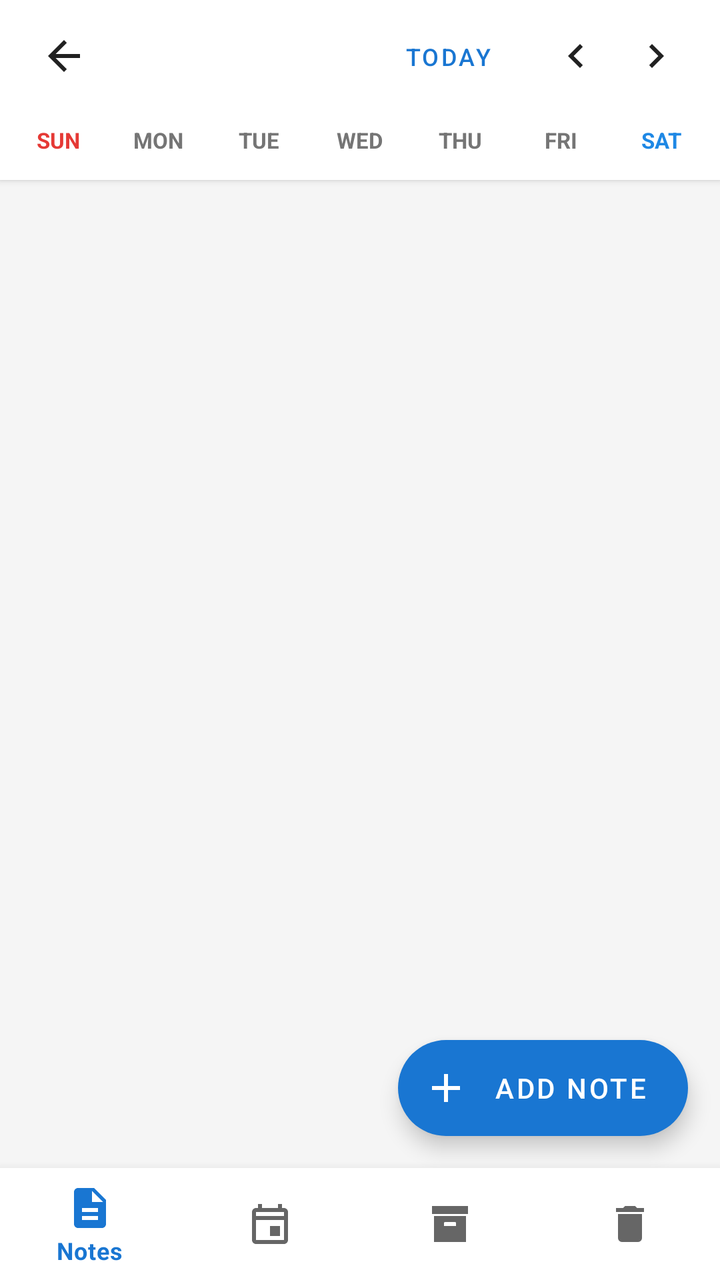
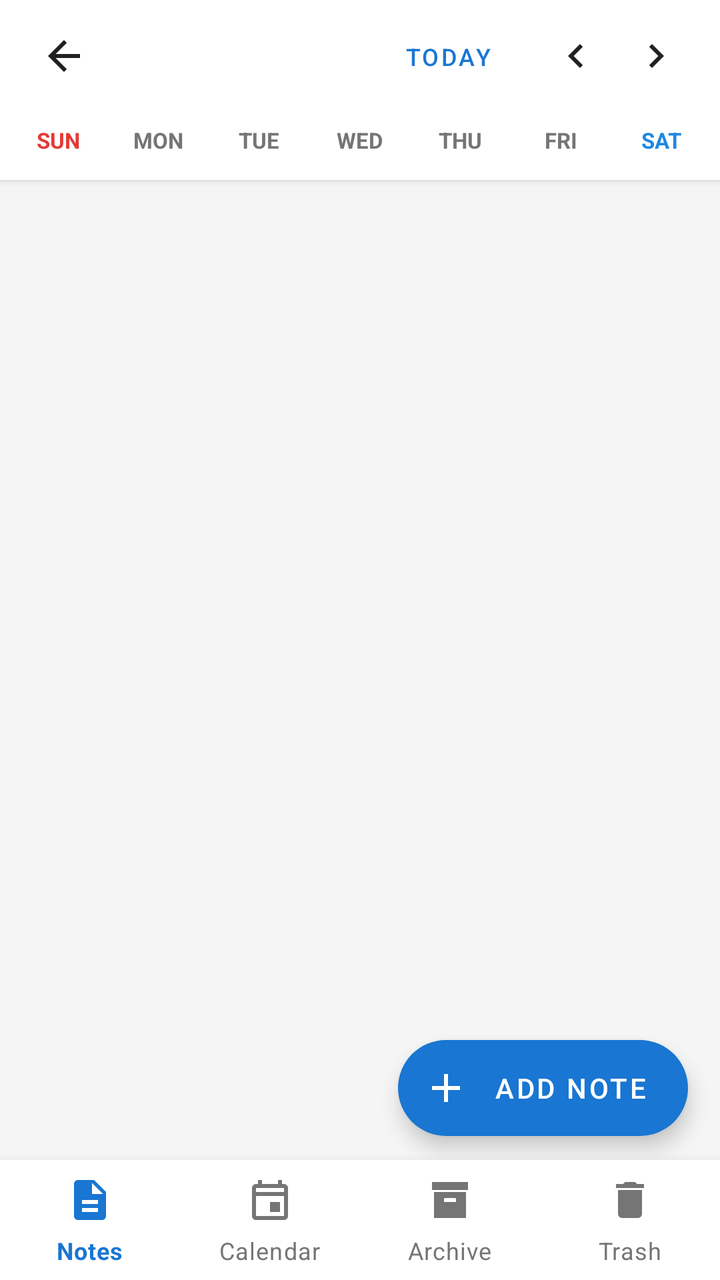

The first picture is an Android layout as it rendered before a commit; the second is the same layout after the commit. The layout source and the unified diff follow.
<!-- AndroidManifest.xml: application theme Theme.ArArNote -->
<!-- res/layout/activity_calendar.xml -->
<?xml version="1.0" encoding="utf-8"?>
<androidx.coordinatorlayout.widget.CoordinatorLayout xmlns:android="http://schemas.android.com/apk/res/android"
    xmlns:app="http://schemas.android.com/apk/res-auto"
    android:layout_width="match_parent"
    android:layout_height="match_parent"
    android:background="@color/background">

    <com.google.android.material.appbar.AppBarLayout
        android:layout_width="match_parent"
        android:layout_height="wrap_content"
        android:background="@color/surface"
        app:elevation="2dp">

        
        <LinearLayout
            android:layout_width="match_parent"
            android:layout_height="?attr/actionBarSize"
            android:gravity="center_vertical"
            android:orientation="horizontal"
            android:paddingStart="12dp"
            android:paddingEnd="12dp">

            <ImageView
                android:id="@+id/btn_back"
                android:layout_width="40dp"
                android:layout_height="40dp"
                android:background="?attr/selectableItemBackgroundBorderless"
                android:contentDescription="Back"
                android:padding="8dp"
                android:src="@drawable/ic_arrow_back"
                app:tint="@color/text_primary" />

            <TextView
                android:id="@+id/text_month_year"
                android:layout_width="0dp"
                android:layout_height="wrap_content"
                android:layout_marginStart="8dp"
                android:layout_weight="1"
                android:textColor="@color/text_primary"
                android:textSize="18sp"
                android:textStyle="bold" />

            <com.google.android.material.button.MaterialButton
                android:id="@+id/btn_today"
                style="@style/Widget.MaterialComponents.Button.TextButton"
                android:layout_width="wrap_content"
                android:layout_height="36dp"
                android:text="Today"
                android:textColor="@color/primary"
                android:textSize="12sp" />

            <ImageView
                android:id="@+id/btn_prev_month"
                android:layout_width="40dp"
                android:layout_height="40dp"
                android:background="?attr/selectableItemBackgroundBorderless"
                android:contentDescription="Previous Month"
                android:padding="8dp"
                android:src="@drawable/ic_chevron_left"
                app:tint="@color/text_primary" />

            <ImageView
                android:id="@+id/btn_next_month"
                android:layout_width="40dp"
                android:layout_height="40dp"
                android:background="?attr/selectableItemBackgroundBorderless"
                android:contentDescription="Next Month"
                android:padding="8dp"
                android:src="@drawable/ic_chevron_right"
                app:tint="@color/text_primary" />

        </LinearLayout>

        
        <LinearLayout
            android:layout_width="match_parent"
            android:layout_height="28dp"
            android:orientation="horizontal"
            android:paddingStart="4dp"
            android:paddingEnd="4dp">

            <TextView style="@style/CalendarHeaderDay" android:text="SUN" android:textColor="#E53935" />
            <TextView style="@style/CalendarHeaderDay" android:text="MON" />
            <TextView style="@style/CalendarHeaderDay" android:text="TUE" />
            <TextView style="@style/CalendarHeaderDay" android:text="WED" />
            <TextView style="@style/CalendarHeaderDay" android:text="THU" />
            <TextView style="@style/CalendarHeaderDay" android:text="FRI" />
            <TextView style="@style/CalendarHeaderDay" android:text="SAT" android:textColor="#1E88E5" />

        </LinearLayout>

        
        <androidx.recyclerview.widget.RecyclerView
            android:id="@+id/recycler_calendar_grid"
            android:layout_width="match_parent"
            android:layout_height="wrap_content"
            android:nestedScrollingEnabled="false"
            android:paddingStart="4dp"
            android:paddingEnd="4dp"
            android:paddingBottom="6dp" />

    </com.google.android.material.appbar.AppBarLayout>

    
    <LinearLayout
        android:layout_width="match_parent"
        android:layout_height="match_parent"
        android:layout_marginBottom="56dp"
        android:orientation="vertical"
        android:padding="8dp"
        app:layout_behavior="@string/appbar_scrolling_view_behavior">

        
        <LinearLayout
            android:layout_width="match_parent"
            android:layout_height="wrap_content"
            android:gravity="center_vertical"
            android:orientation="horizontal"
            android:paddingStart="8dp"
            android:paddingTop="8dp"
            android:paddingEnd="8dp"
            android:paddingBottom="4dp">

            <TextView
                android:id="@+id/text_selected_date_title"
                android:layout_width="0dp"
                android:layout_height="wrap_content"
                android:layout_weight="1"
                android:textColor="@color/text_primary"
                android:textSize="14sp"
                android:textStyle="bold" />

            <TextView
                android:id="@+id/text_note_count"
                android:layout_width="wrap_content"
                android:layout_height="wrap_content"
                android:textColor="@color/text_secondary"
                android:textSize="12sp" />

        </LinearLayout>

        <FrameLayout
            android:layout_width="match_parent"
            android:layout_height="0dp"
            android:layout_weight="1">

            <androidx.recyclerview.widget.RecyclerView
                android:id="@+id/recycler_date_notes"
                android:layout_width="match_parent"
                android:layout_height="match_parent"
                android:clipToPadding="false"
                android:paddingBottom="72dp" />

            <TextView
                android:id="@+id/text_empty_date"
                android:layout_width="wrap_content"
                android:layout_height="wrap_content"
                android:layout_gravity="center"
                android:gravity="center"
                android:text="No notes or reminders for this date"
                android:textColor="@color/text_secondary"
                android:textSize="14sp"
                android:visibility="gone" />

        </FrameLayout>

    </LinearLayout>

    
    <com.google.android.material.floatingactionbutton.ExtendedFloatingActionButton
        android:id="@+id/fab_add_date_note"
        android:layout_width="wrap_content"
        android:layout_height="wrap_content"
        android:layout_gravity="bottom|end"
        android:layout_marginEnd="16dp"
        android:layout_marginBottom="72dp"
        android:text="Add Note"
        android:textColor="#FFFFFF"
        app:backgroundTint="@color/primary"
        app:icon="@drawable/ic_add"
        app:iconTint="#FFFFFF" />

    
    <com.google.android.material.bottomnavigation.BottomNavigationView
        android:id="@+id/bottom_navigation"
        android:layout_width="match_parent"
        android:layout_height="56dp"
        android:layout_gravity="bottom"
        android:background="@color/surface"
        app:elevation="8dp"
        app:menu="@menu/bottom_nav_menu" />

</androidx.coordinatorlayout.widget.CoordinatorLayout>
<!-- resources referenced by this layout -->
<resources>
  <color name="background">#F5F5F5</color>
  <color name="primary">#1976D2</color>
  <color name="surface">#FFFFFF</color>
  <color name="text_primary">#212121</color>
  <color name="text_secondary">#757575</color>
  <!-- drawable ic_add (drawable) -->
  <vector xmlns:android="http://schemas.android.com/apk/res/android"
      android:width="24dp"
      android:height="24dp"
      android:viewportWidth="24"
      android:viewportHeight="24">
      <path
          android:fillColor="#FFFFFFFF"
          android:pathData="M19,13H13V19H11V13H5V11H11V5H13V11H19V13Z" />
  </vector>
  <!-- drawable ic_arrow_back (drawable) -->
  <vector xmlns:android="http://schemas.android.com/apk/res/android"
      android:width="24dp"
      android:height="24dp"
      android:viewportWidth="24"
      android:viewportHeight="24">
      <path
          android:fillColor="#FFFFFFFF"
          android:pathData="M20,11H7.83L13.42,5.41L12,4L4,12L12,20L13.41,18.59L7.83,13H20V11Z" />
  </vector>
  <!-- drawable ic_chevron_left (drawable) -->
  <vector xmlns:android="http://schemas.android.com/apk/res/android"
      android:width="24dp"
      android:height="24dp"
      android:viewportWidth="24"
      android:viewportHeight="24"
      android:tint="?attr/colorControlNormal">
      <path
          android:fillColor="@android:color/white"
          android:pathData="M15.41,7.41L14,6l-6,6 6,6 1.41,-1.41L10.83,12z"/>
  </vector>
  <!-- drawable ic_chevron_right (drawable) -->
  <vector xmlns:android="http://schemas.android.com/apk/res/android"
      android:width="24dp"
      android:height="24dp"
      android:viewportWidth="24"
      android:viewportHeight="24"
      android:tint="?attr/colorControlNormal">
      <path
          android:fillColor="@android:color/white"
          android:pathData="M10,6L8.59,7.41 13.17,12l-4.58,4.59L10,18l6,-6z"/>
  </vector>
  <style name="CalendarHeaderDay">
          <item name="android:layout_width">0dp</item>
          <item name="android:layout_height">match_parent</item>
          <item name="android:layout_weight">1</item>
          <item name="android:gravity">center</item>
          <item name="android:textColor">@color/text_secondary</item>
          <item name="android:textSize">11sp</item>
          <item name="android:textStyle">bold</item>
      </style>
  <style name="Theme.ArArNote" parent="Theme.MaterialComponents.DayNight.NoActionBar">
          <item name="colorPrimary">@color/primary</item>
          <item name="colorPrimaryVariant">@color/primary_dark</item>
          <item name="colorOnPrimary">#FFFFFF</item>
          <item name="colorSecondary">@color/accent</item>
          <item name="colorSecondaryVariant">@color/accent</item>
          <item name="colorOnSecondary">#000000</item>
          <item name="android:statusBarColor">?attr/colorPrimaryVariant</item>
          <item name="android:windowBackground">@color/background</item>
      </style>
  <color name="primary_dark">#0D47A1</color>
  <color name="accent">#FFAB00</color>
</resources>

<!-- the commit's change to res/layout/activity_calendar.xml (unified diff, before → after) -->
@@ -184,10 +184,13 @@
     <com.google.android.material.bottomnavigation.BottomNavigationView
         android:id="@+id/bottom_navigation"
         android:layout_width="match_parent"
-        android:layout_height="56dp"
+        android:layout_height="60dp"
         android:layout_gravity="bottom"
         android:background="@color/surface"
         app:elevation="8dp"
+        app:itemIconTint="@color/bottom_nav_selector"
+        app:itemTextColor="@color/bottom_nav_selector"
+        app:labelVisibilityMode="labeled"
         app:menu="@menu/bottom_nav_menu" />
 
 </androidx.coordinatorlayout.widget.CoordinatorLayout>
